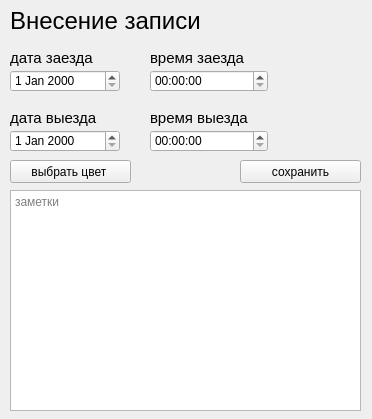
This is editUI.ui in AKlivtsov/businessThing as Qt 5 draws it before an edit. The edited form follows.
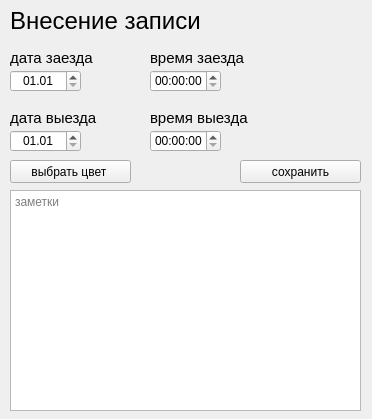
This is the edited form.

```diff
--- a/editUI.ui
+++ b/editUI.ui
@@ -55,10 +55,16 @@
      <rect>
       <x>10</x>
       <y>70</y>
-      <width>110</width>
+      <width>71</width>
       <height>22</height>
      </rect>
     </property>
+    <property name="alignment">
+     <set>Qt::AlignCenter</set>
+    </property>
+    <property name="displayFormat">
+     <string>dd.MM</string>
+    </property>
    </widget>
    <widget class="QLabel" name="lbl_timeIn">
     <property name="geometry">
@@ -83,20 +89,26 @@
      <rect>
       <x>150</x>
       <y>70</y>
-      <width>118</width>
+      <width>71</width>
       <height>22</height>
      </rect>
     </property>
+    <property name="alignment">
+     <set>Qt::AlignCenter</set>
+    </property>
    </widget>
    <widget class="QTimeEdit" name="time_out">
     <property name="geometry">
      <rect>
       <x>150</x>
       <y>130</y>
-      <width>118</width>
+      <width>71</width>
       <height>22</height>
      </rect>
     </property>
+    <property name="alignment">
+     <set>Qt::AlignCenter</set>
+    </property>
    </widget>
    <widget class="QLabel" name="lbl_timeOut">
     <property name="geometry">
@@ -121,10 +133,16 @@
      <rect>
       <x>10</x>
       <y>130</y>
-      <width>110</width>
+      <width>71</width>
       <height>22</height>
      </rect>
     </property>
+    <property name="alignment">
+     <set>Qt::AlignCenter</set>
+    </property>
+    <property name="displayFormat">
+     <string>dd.MM</string>
+    </property>
    </widget>
    <widget class="QLabel" name="lbl_dateOut">
     <property name="geometry">
```
